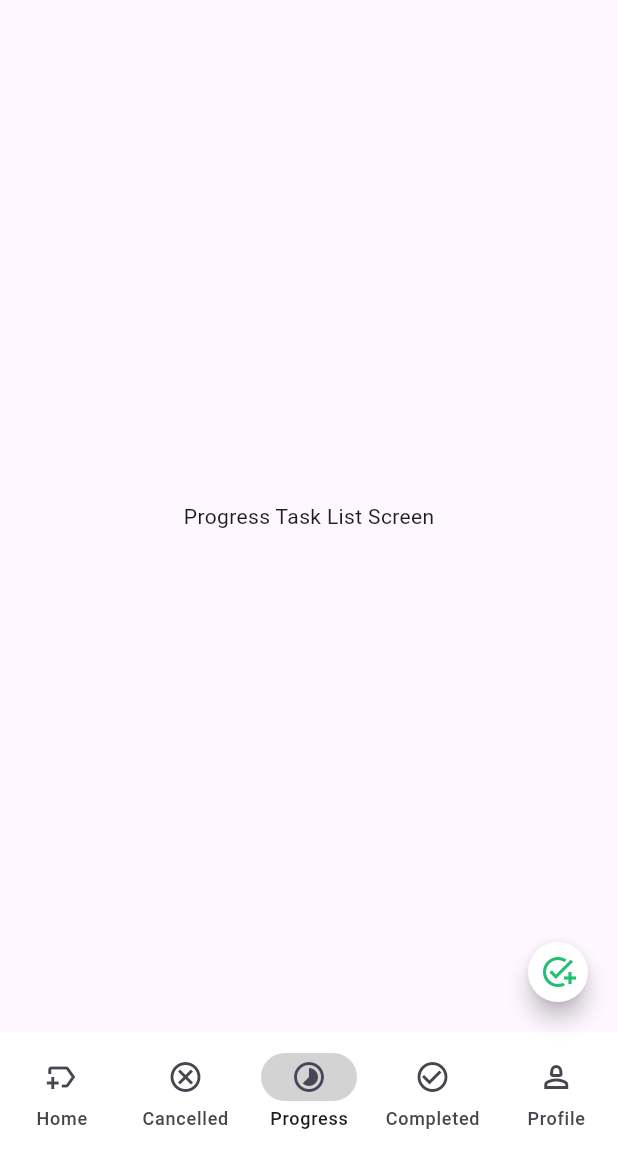
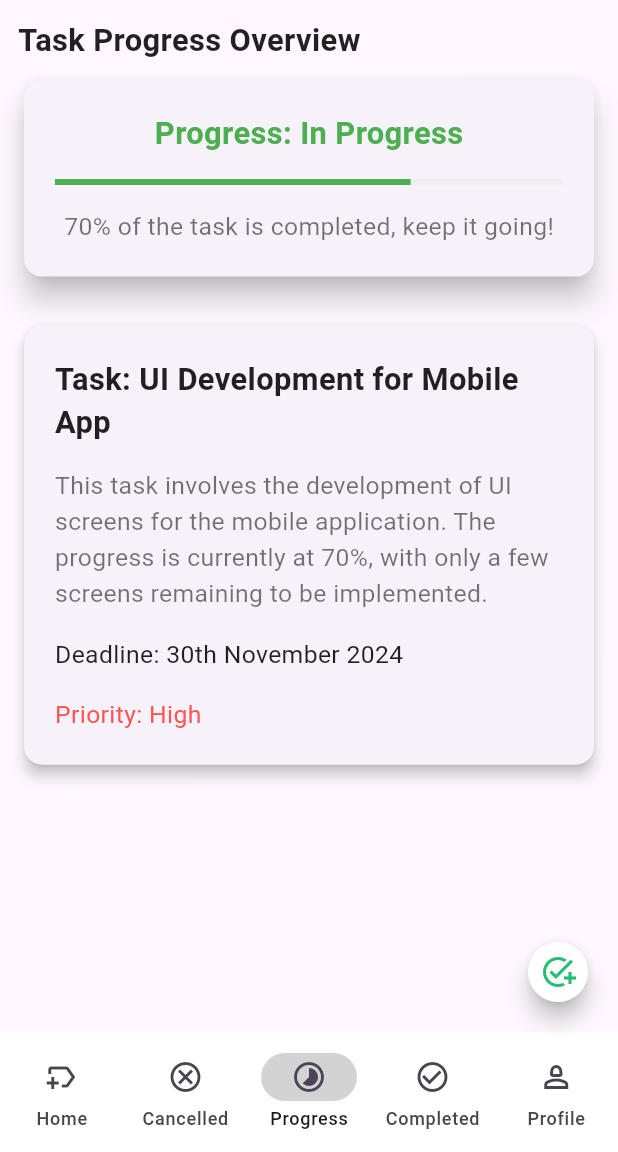
Before and after one commit to MehedisGits/Taskly, a Flutter app: the NewTaskListScreen screen opened directly, item 3 of the bottom bar chosen, on a phone screen of 412 x 824 dp, the part 84-1236 px from its top. Run offline on Flutter 3.47's test engine with Material 3 defaults, Android fonts, the light colour scheme and no system bars; our stand-ins replace device_preview, flutter_svg, fluttertoast, pin_code_fields; network calls fail.

Commit message:
Taskly - Design is completed

```diff
--- a/lib/screens/task/dashboardScreen.dart
+++ b/lib/screens/task/dashboardScreen.dart
@@ -1,5 +1,9 @@
 import 'package:flutter/material.dart';
+import 'package:taskly/screens/profile/profileUpdateScreen.dart';
+import 'package:taskly/screens/task/cancelledTaskListScreen.dart';
+import 'package:taskly/screens/task/completedTaskListScreen.dart';
 import 'package:taskly/screens/task/newTaskListScreen.dart';
+import 'package:taskly/screens/task/progressTaskListScreen.dart';
 import 'package:taskly/screens/task/taskCreateScreen.dart';
 import 'package:taskly/screens/widgets/tm_appBar.dart';
 import 'package:taskly/style/style.dart';
@@ -16,10 +20,10 @@ class _NewTaskListScreenState extends State<NewTaskListScreen> {
 
   static const List<Widget> _pages = <Widget>[
     Center(child: Newtasklistscreen()),
-    Center(child: Text('Cancelled Task List Screen')),
-    Center(child: Text('Progress Task List Screen')),
-    Center(child: Text('Completed Task List Screen')),
-    Center(child: Text('Profile Screen')),
+    Center(child: CancelledTaskListScreen()),
+    Center(child: TaskProgressScreen()),
+    Center(child: CompletedTaskListScreen()),
+    Center(child: ProfileScreen()),
   ];
 
   void _onItemTapped(int index) {
--- a/lib/screens/task/progressTaskListScreen.dart
+++ b/lib/screens/task/progressTaskListScreen.dart
@@ -0,0 +1,134 @@
+import 'package:flutter/material.dart';
+
+class TaskProgressScreen extends StatelessWidget {
+  const TaskProgressScreen({super.key});
+
+  @override
+  Widget build(BuildContext context) {
+    // Get screen width and height to make the UI responsive
+    double screenWidth = MediaQuery.of(context).size.width;
+    double screenHeight = MediaQuery.of(context).size.height;
+
+    return Scaffold(
+      body: Padding(
+        padding: const EdgeInsets.all(12.0),
+        child: Column(
+          crossAxisAlignment: CrossAxisAlignment.start,
+          children: [
+            // Task Title
+            Text(
+              'Task Progress Overview',
+              style: TextStyle(
+                fontSize: screenWidth * 0.05,
+                fontWeight: FontWeight.bold,
+                color: Colors.black87,
+              ),
+            ),
+            SizedBox(height: screenHeight * 0.01),
+            // Progress bar and info
+            _buildProgressCard(screenWidth, screenHeight),
+            SizedBox(height: screenHeight * 0.03),
+            // Task Details Section
+            _buildTaskDetails(screenWidth, screenHeight),
+          ],
+        ),
+      ),
+    );
+  }
+
+  // Custom widget for the progress card with status
+  Widget _buildProgressCard(double screenWidth, double screenHeight) {
+    return Card(
+      elevation: 8,
+      shape: RoundedRectangleBorder(
+        borderRadius: BorderRadius.circular(12), // Rounded corners
+      ),
+      child: Padding(
+        padding: EdgeInsets.all(screenWidth * 0.05),
+        child: Column(
+          children: [
+            // Progress Title
+            Text(
+              'Progress: In Progress',
+              style: TextStyle(
+                fontSize: screenWidth * 0.05,
+                fontWeight: FontWeight.bold,
+                color: Colors.green,
+              ),
+            ),
+            SizedBox(height: screenHeight * 0.02),
+            // Progress Bar
+            LinearProgressIndicator(
+              value: 0.7, // 70% progress
+              backgroundColor: Colors.grey.shade200,
+              valueColor: AlwaysStoppedAnimation<Color>(Colors.green),
+            ),
+            SizedBox(height: screenHeight * 0.02),
+            // Progress Message
+            Text(
+              '70% of the task is completed, keep it going!',
+              style: TextStyle(
+                fontSize: screenWidth * 0.04,
+                color: Colors.black54,
+              ),
+            ),
+          ],
+        ),
+      ),
+    );
+  }
+
+  // Custom widget for task details
+  Widget _buildTaskDetails(double screenWidth, double screenHeight) {
+    return Card(
+      elevation: 4,
+      shape: RoundedRectangleBorder(
+        borderRadius: BorderRadius.circular(12),
+      ),
+      child: Padding(
+        padding: EdgeInsets.all(screenWidth * 0.05),
+        child: Column(
+          crossAxisAlignment: CrossAxisAlignment.start,
+          children: [
+            // Task Name
+            Text(
+              'Task: UI Development for Mobile App',
+              style: TextStyle(
+                fontSize: screenWidth * 0.05,
+                fontWeight: FontWeight.bold,
+                color: Colors.black87,
+              ),
+            ),
+            SizedBox(height: screenHeight * 0.02),
+            // Task Description
+            Text(
+              'This task involves the development of UI screens for the mobile application. The progress is currently at 70%, with only a few screens remaining to be implemented.',
+              style: TextStyle(
+                fontSize: screenWidth * 0.04,
+                color: Colors.black54,
+              ),
+            ),
+            SizedBox(height: screenHeight * 0.02),
+            // Task Deadline
+            Text(
+              'Deadline: 30th November 2024',
+              style: TextStyle(
+                fontSize: screenWidth * 0.04,
+                color: Colors.black87,
+              ),
+            ),
+            SizedBox(height: screenHeight * 0.02),
+            // Task Priority
+            Text(
+              'Priority: High',
+              style: TextStyle(
+                fontSize: screenWidth * 0.04,
+                color: Colors.redAccent,
+              ),
+            ),
+          ],
+        ),
+      ),
+    );
+  }
+}
```
Also changed, not shown: lib/screens/profile/profileUpdateScreen.dart (+180 -0 lines), lib/screens/task/cancelledTaskListScreen.dart (+135 -0 lines), lib/screens/task/completedTaskListScreen.dart (+135 -0 lines).
